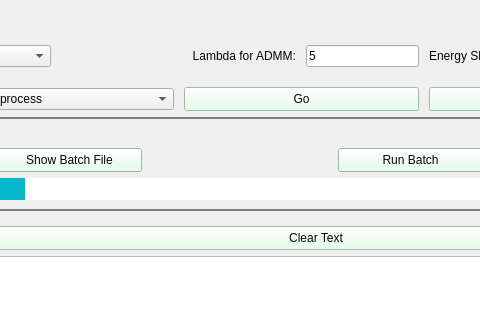
Qt form Analysis/xrf_batch/xrf_xanes_3ID_gui.ui (pattammattel/HXN_GUI) before a commit; both pictures show x 202 to 682 and y 278 to 598 of the 884 by 913 pixel window.
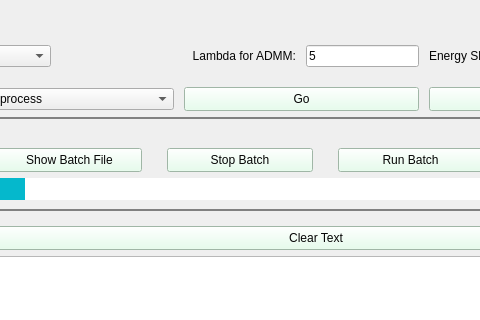
The same form after that commit. The open tabs and pages were chosen to show the change.

The edit to the form file:
```diff
--- a/Analysis/xrf_batch/xrf_xanes_3ID_gui.ui
+++ b/Analysis/xrf_batch/xrf_xanes_3ID_gui.ui
@@ -524,6 +524,13 @@
              </property>
             </widget>
            </item>
+           <item row="1" column="2">
+            <widget class="QPushButton" name="pushButton">
+             <property name="text">
+              <string>Stop Batch</string>
+             </property>
+            </widget>
+           </item>
           </layout>
          </widget>
         </item>
```
Left out of the diff: 4 changed lines with no effect on the pictures.
